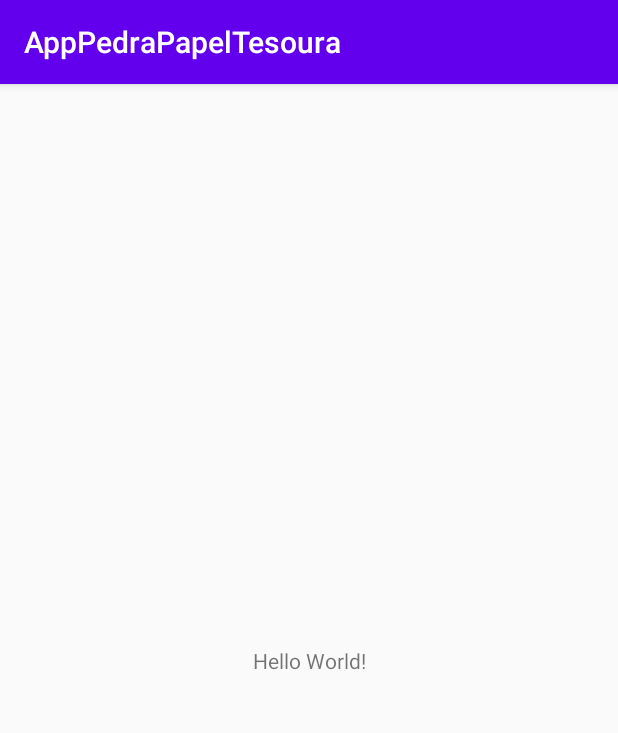
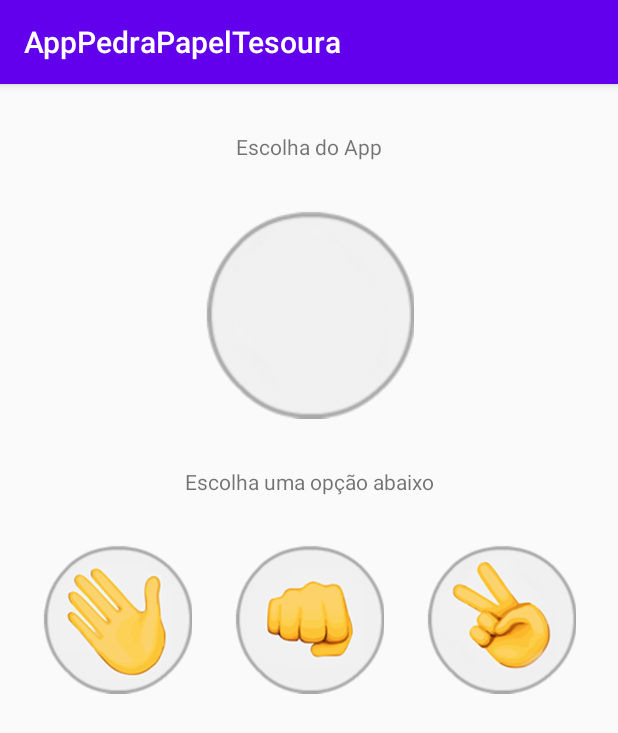
Before and after one commit to Gtssouza/AppPedraPapelTesoura, an Android app: the screen it shows after launch (MainActivity), on a phone screen of 412 x 824 dp. Shown: the top 733 px of the screen. Run offline under Robolectric (Android 15) with nearby library versions, the phone set to English and light mode, and no system bars.

Commit message:
Layout Criado

```diff
--- a/app/src/main/res/layout/activity_main.xml
+++ b/app/src/main/res/layout/activity_main.xml
@@ -7,12 +7,66 @@
     tools:context=".MainActivity">
 
     <TextView
+        android:id="@+id/textView"
         android:layout_width="wrap_content"
         android:layout_height="wrap_content"
-        android:text="Hello World!"
-        app:layout_constraintBottom_toBottomOf="parent"
-        app:layout_constraintLeft_toLeftOf="parent"
-        app:layout_constraintRight_toRightOf="parent"
+        android:layout_marginTop="32dp"
+        android:text="Escolha do App"
+        app:layout_constraintEnd_toEndOf="parent"
+        app:layout_constraintStart_toStartOf="parent"
         app:layout_constraintTop_toTopOf="parent" />
 
+    <ImageView
+        android:id="@+id/imageView"
+        android:layout_width="wrap_content"
+        android:layout_height="wrap_content"
+        android:layout_marginTop="32dp"
+        app:layout_constraintEnd_toEndOf="parent"
+        app:layout_constraintStart_toStartOf="parent"
+        app:layout_constraintTop_toBottomOf="@+id/textView"
+        app:srcCompat="@drawable/padrao" />
+
+    <TextView
+        android:id="@+id/textView2"
+        android:layout_width="wrap_content"
+        android:layout_height="wrap_content"
+        android:layout_marginTop="32dp"
+        android:text="Escolha uma opção abaixo"
+        app:layout_constraintEnd_toEndOf="parent"
+        app:layout_constraintStart_toStartOf="parent"
+        app:layout_constraintTop_toBottomOf="@+id/imageView" />
+
+    <ImageView
+        android:id="@+id/imageView2"
+        android:layout_width="100dp"
+        android:layout_height="100dp"
+        android:layout_marginTop="32dp"
+        app:layout_constraintEnd_toStartOf="@+id/imageView3"
+        app:layout_constraintHorizontal_bias="0.5"
+        app:layout_constraintStart_toStartOf="parent"
+        app:layout_constraintTop_toBottomOf="@+id/textView2"
+        app:srcCompat="@drawable/papel" />
+
+    <ImageView
+        android:id="@+id/imageView3"
+        android:layout_width="100dp"
+        android:layout_height="100dp"
+        android:layout_marginTop="32dp"
+        app:layout_constraintEnd_toStartOf="@+id/imageView4"
+        app:layout_constraintHorizontal_bias="0.5"
+        app:layout_constraintStart_toEndOf="@+id/imageView2"
+        app:layout_constraintTop_toBottomOf="@+id/textView2"
+        app:srcCompat="@drawable/pedra" />
+
+    <ImageView
+        android:id="@+id/imageView4"
+        android:layout_width="100dp"
+        android:layout_height="100dp"
+        android:layout_marginTop="32dp"
+        app:layout_constraintEnd_toEndOf="parent"
+        app:layout_constraintHorizontal_bias="0.5"
+        app:layout_constraintStart_toEndOf="@+id/imageView3"
+        app:layout_constraintTop_toBottomOf="@+id/textView2"
+        app:srcCompat="@drawable/tesoura" />
+
 </androidx.constraintlayout.widget.ConstraintLayout>
```
